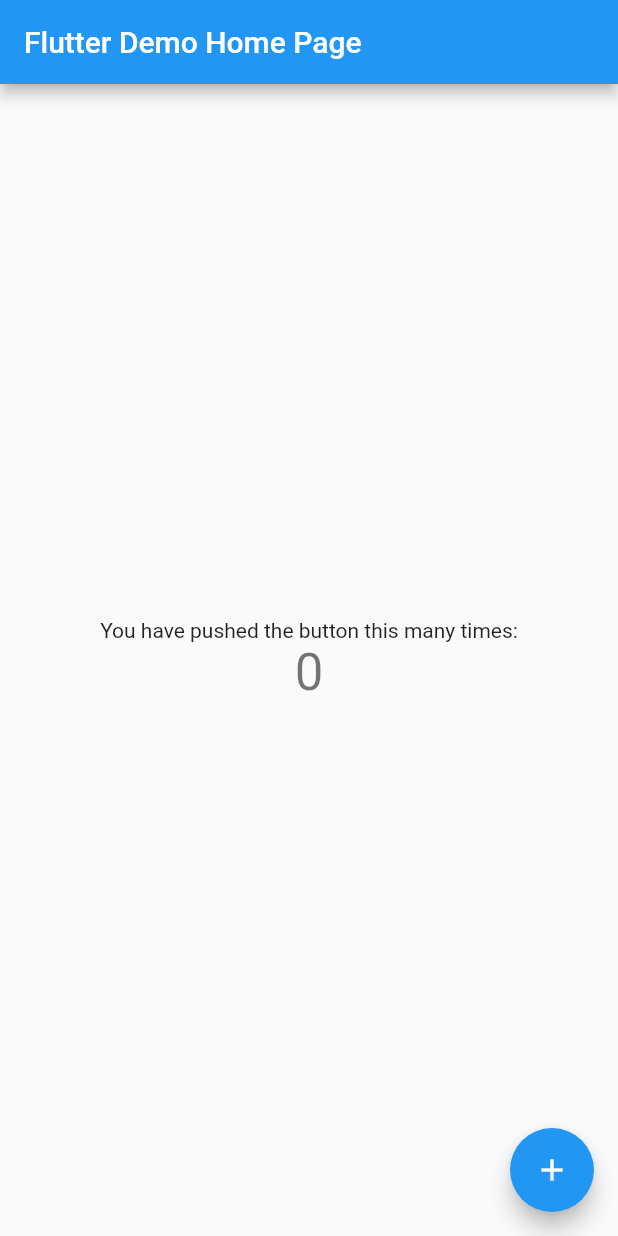
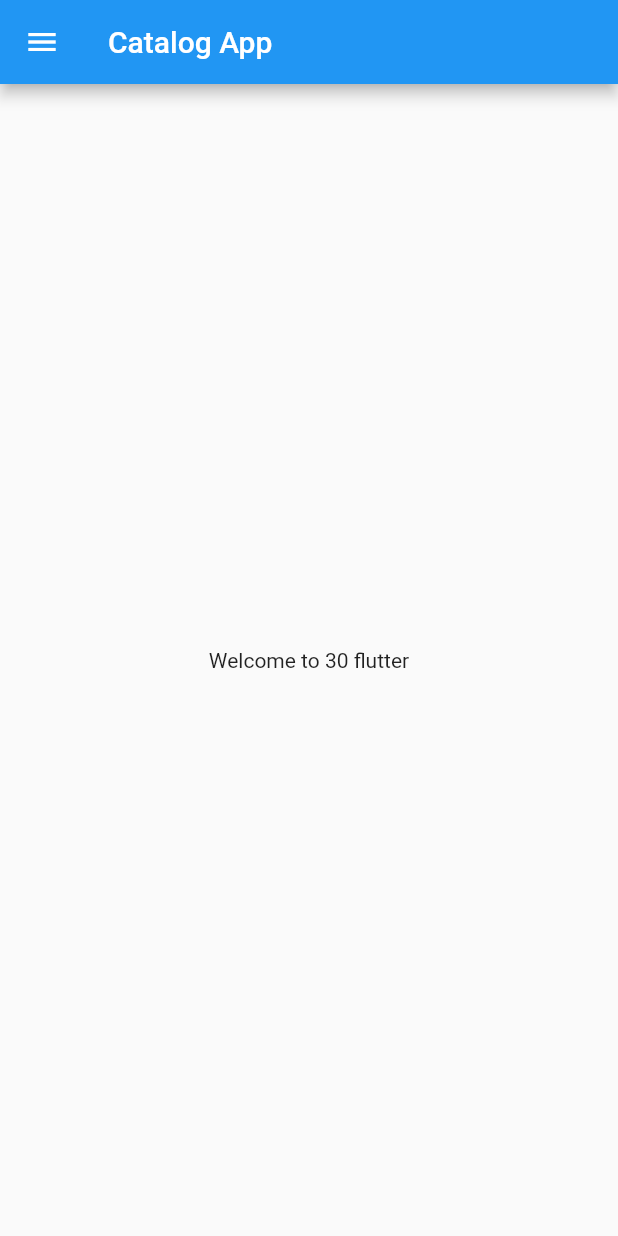
Before and after one commit to jsrjay/learnflutter, a Flutter app: the screen it shows after launch, on a phone screen of 412 x 824 dp. Run offline on Flutter 3.47's test engine with Material 2 defaults, Android fonts, the phone set to English and light mode, and no system bars.

Commit message:
day2 completed

```diff
--- /dev/null
+++ b/lib/home_page.dart
@@ -0,0 +1,21 @@
+import 'package:flutter/material.dart';
+
+class HomePage extends StatelessWidget {
+  const HomePage({super.key});
+
+  @override
+  Widget build(BuildContext context) {
+    final int days = 30;
+    return Scaffold(
+      appBar: AppBar(
+        title: Text('Catalog App'),
+      ),
+      body: Center(
+        child: Container(
+          child: Text("Welcome to $days flutter"),
+        ),
+      ),
+      drawer: Drawer(),
+    );
+  }
+}
--- a/lib/main.dart
+++ b/lib/main.dart
@@ -1,4 +1,5 @@
 import 'package:flutter/material.dart';
+import 'package:flutter_application_1/home_page.dart';
 
 void main() {
   runApp(const MyApp());
@@ -7,109 +8,12 @@ void main() {
 class MyApp extends StatelessWidget {
   const MyApp({super.key});
 
-  // This widget is the root of your application.
   @override
   Widget build(BuildContext context) {
+
     return MaterialApp(
-      title: 'Flutter Demo',
-      theme: ThemeData(
-        // This is the theme of your application.
-        //
-        // Try running your application with "flutter run". You'll see the
-        // application has a blue toolbar. Then, without quitting the app, try
-        // changing the primarySwatch below to Colors.green and then invoke
-        // "hot reload" (press "r" in the console where you ran "flutter run",
-        // or simply save your changes to "hot reload" in a Flutter IDE).
-        // Notice that the counter didn't reset back to zero; the application
-        // is not restarted.
-        primarySwatch: Colors.blue,
-      ),
-      home: const MyHomePage(title: 'Flutter Demo Home Page'),
+      debugShowCheckedModeBanner: false,
+      home: HomePage(),
     );
   }
 }
-
-class MyHomePage extends StatefulWidget {
-  const MyHomePage({super.key, required this.title});
-
-  // This widget is the home page of your application. It is stateful, meaning
-  // that it has a State object (defined below) that contains fields that affect
-  // how it looks.
-
-  // This class is the configuration for the state. It holds the values (in this
-  // case the title) provided by the parent (in this case the App widget) and
-  // used by the build method of the State. Fields in a Widget subclass are
-  // always marked "final".
-
-  final String title;
-
-  @override
-  State<MyHomePage> createState() => _MyHomePageState();
-}
-
-class _MyHomePageState extends State<MyHomePage> {
-  int _counter = 0;
-
-  void _incrementCounter() {
-    setState(() {
-      // This call to setState tells the Flutter framework that something has
-      // changed in this State, which causes it to rerun the build method below
-      // so that the display can reflect the updated values. If we changed
-      // _counter without calling setState(), then the build method would not be
-      // called again, and so nothing would appear to happen.
-      _counter++;
-    });
-  }
-
-  @override
-  Widget build(BuildContext context) {
-    // This method is rerun every time setState is called, for instance as done
-    // by the _incrementCounter method above.
-    //
-    // The Flutter framework has been optimized to make rerunning build methods
-    // fast, so that you can just rebuild anything that needs updating rather
-    // than having to individually change instances of widgets.
-    return Scaffold(
-      appBar: AppBar(
-        // Here we take the value from the MyHomePage object that was created by
-        // the App.build method, and use it to set our appbar title.
-        title: Text(widget.title),
-      ),
-      body: Center(
-        // Center is a layout widget. It takes a single child and positions it
-        // in the middle of the parent.
-        child: Column(
-          // Column is also a layout widget. It takes a list of children and
-          // arranges them vertically. By default, it sizes itself to fit its
-          // children horizontally, and tries to be as tall as its parent.
-          //
-          // Invoke "debug painting" (press "p" in the console, choose the
-          // "Toggle Debug Paint" action from the Flutter Inspector in Android
-          // Studio, or the "Toggle Debug Paint" command in Visual Studio Code)
-          // to see the wireframe for each widget.
-          //
-          // Column has various properties to control how it sizes itself and
-          // how it positions its children. Here we use mainAxisAlignment to
-          // center the children vertically; the main axis here is the vertical
-          // axis because Columns are vertical (the cross axis would be
-          // horizontal).
-          mainAxisAlignment: MainAxisAlignment.center,
-          children: <Widget>[
-            const Text(
-              'You have pushed the button this many times:',
-            ),
-            Text(
-              '$_counter',
-              style: Theme.of(context).textTheme.headlineMedium,
-            ),
-          ],
-        ),
-      ),
-      floatingActionButton: FloatingActionButton(
-        onPressed: _incrementCounter,
-        tooltip: 'Increment',
-        child: const Icon(Icons.add),
-      ), // This trailing comma makes auto-formatting nicer for build methods.
-    );
-  }
-}
```
